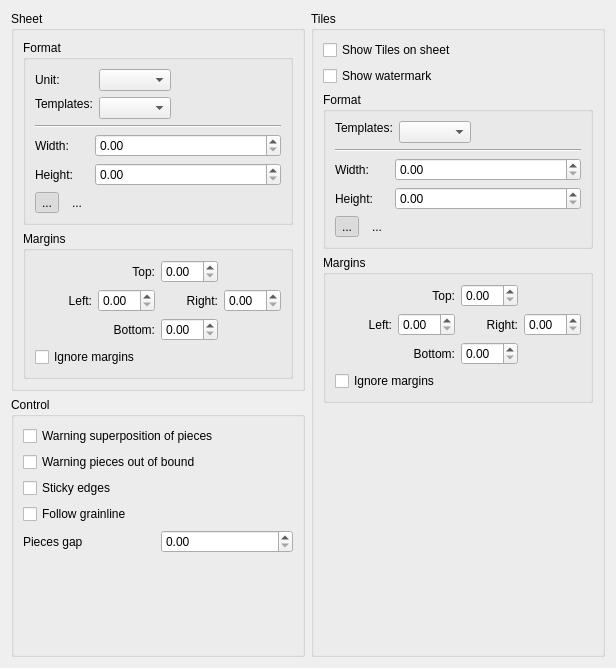
Above: src/app/puzzle/dialogs/configpages/puzzlepreferenceslayoutpage.ui from dismine/valentina before the change. Below: the same form after it.
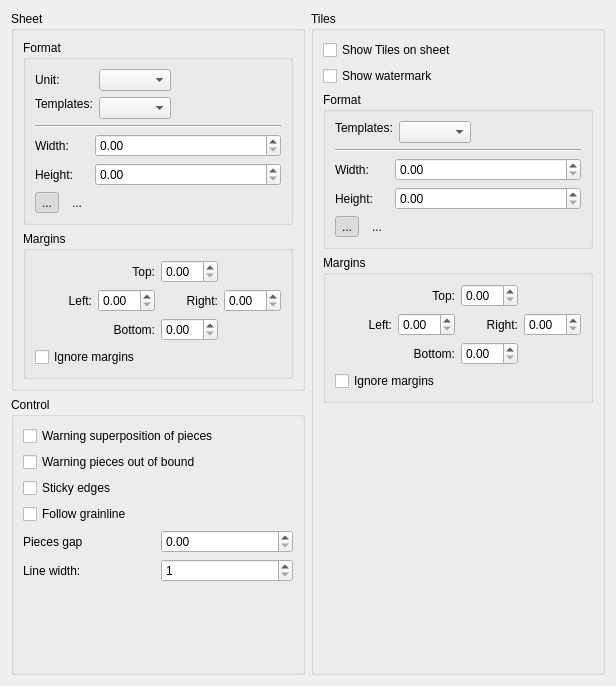
That is the form after the change. Icons and pictures are not drawn.

Commit message: New option piece line width.

What changed in the file:
```diff
--- a/src/app/puzzle/dialogs/configpages/puzzlepreferenceslayoutpage.ui
+++ b/src/app/puzzle/dialogs/configpages/puzzlepreferenceslayoutpage.ui
@@ -7,7 +7,7 @@
     <x>0</x>
     <y>0</y>
     <width>616</width>
-    <height>668</height>
+    <height>686</height>
    </rect>
   </property>
   <property name="windowTitle">
@@ -337,6 +337,27 @@
           </item>
          </layout>
         </item>
+        <item>
+         <layout class="QHBoxLayout" name="horizontalLayout_4">
+          <item>
+           <widget class="QLabel" name="label">
+            <property name="text">
+             <string>Line width:</string>
+            </property>
+           </widget>
+          </item>
+          <item>
+           <widget class="QSpinBox" name="spinBoxLineWidth">
+            <property name="minimum">
+             <number>1</number>
+            </property>
+            <property name="maximum">
+             <number>10</number>
+            </property>
+           </widget>
+          </item>
+         </layout>
+        </item>
         <item>
          <spacer name="verticalSpacer">
           <property name="orientation">
```
Left out of the diff: 2 changed lines with no effect on the pictures. The commit also changes 7 other files.
